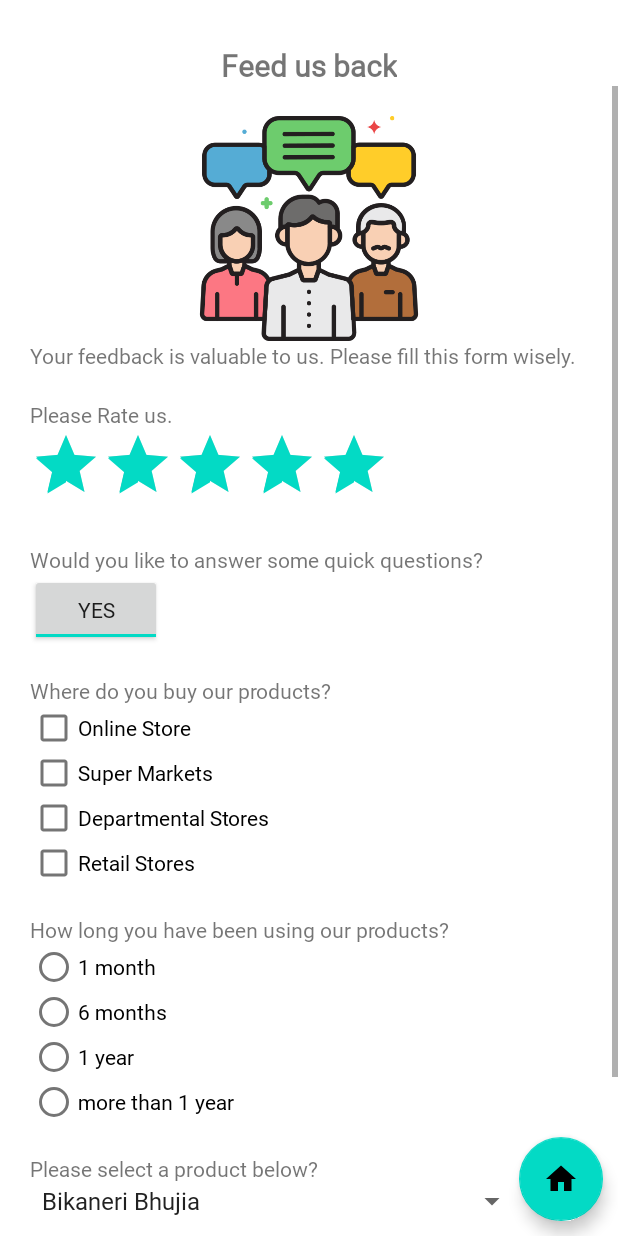
After one commit to nikitkhakholia/MobileApplications-MCA, an Android app: the InputControls screen opened directly, with no data from a screen before it, on a phone screen of 412 x 824 dp. The commit adds this screen. Run offline under Robolectric (Android 15) with nearby library versions, the phone set to English and light mode, and no system bars.

Commit message:
Lab 5 end

```diff
--- /dev/null
+++ b/app/src/main/java/com/example/lab2/BrandWebpage.java
@@ -0,0 +1,22 @@
+package com.example.lab2;
+
+import androidx.appcompat.app.AppCompatActivity;
+
+import android.os.Bundle;
+import android.webkit.WebSettings;
+import android.webkit.WebView;
+
+public class BrandWebpage extends AppCompatActivity {
+
+    @Override
+    protected void onCreate(Bundle savedInstanceState) {
+        super.onCreate(savedInstanceState);
+        setContentView(R.layout.activity_brand_webpage);
+
+        //        WebView
+        WebView view = findViewById(R.id.feedback_wv);
+        WebSettings webSettings = view.getSettings();
+        webSettings.setJavaScriptEnabled(true);
+        view.loadUrl("https://www.bikaji.com");
+    }
+}
--- /dev/null
+++ b/app/src/main/java/com/example/lab2/InputControls.java
@@ -0,0 +1,137 @@
+package com.example.lab2;
+
+import androidx.appcompat.app.AlertDialog;
+import androidx.appcompat.app.AppCompatActivity;
+
+import android.content.DialogInterface;
+import android.content.Intent;
+import android.os.Bundle;
+import android.util.Log;
+import android.view.View;
+import android.webkit.WebView;
+import android.widget.ArrayAdapter;
+import android.widget.Button;
+import android.widget.CheckBox;
+import android.widget.LinearLayout;
+import android.widget.RadioButton;
+import android.widget.RadioGroup;
+import android.widget.RatingBar;
+import android.widget.Spinner;
+import android.widget.Switch;
+import android.widget.Toast;
+import android.widget.ToggleButton;
+
+import com.google.android.material.floatingactionbutton.FloatingActionButton;
+import com.google.android.material.snackbar.Snackbar;
+
+import java.util.ArrayList;
+import java.util.Arrays;
+import java.util.List;
+
+public class InputControls extends AppCompatActivity {
+
+    @Override
+    protected void onCreate(Bundle savedInstanceState) {
+        super.onCreate(savedInstanceState);
+        setContentView(R.layout.activity_input_controls);
+
+
+//        FloatingActionButton
+        FloatingActionButton homeBtn = findViewById(R.id.fab_home);
+        homeBtn.setOnClickListener(v -> {
+//            Snackbar
+            Snackbar.make(findViewById(android.R.id.content).getRootView(), "Going to home", Snackbar.LENGTH_INDEFINITE)
+//                    .setAction("Action", null)
+                    .show();
+            finish();
+        });
+
+//        RatingBar
+        RatingBar ratingBar = findViewById(R.id.rating);
+        ratingBar.setRating(5);
+        ratingBar.setOnRatingBarChangeListener((ratingBar1, rating, fromUser) -> {
+            Snackbar.make(findViewById(R.id.inputcontrols), "Rated " + rating + " starts.", Snackbar.LENGTH_LONG)
+                    .show();
+        });
+
+//        ToggleButton
+        ToggleButton togBtn = findViewById(R.id.tog_btn);
+        LinearLayout linearLayout = findViewById(R.id.form);
+        togBtn.setOnClickListener(v -> {
+            if(togBtn.isChecked()){
+                linearLayout.setVisibility(View.VISIBLE);
+            }else{
+                linearLayout.setVisibility(View.GONE);
+            }
+        });
+//        CheckBox
+        CheckBox osChk = findViewById(R.id.chk_os);
+        CheckBox smChk = findViewById(R.id.chk_sm);
+        CheckBox dsChk = findViewById(R.id.chk_dm);
+        CheckBox rsChk = findViewById(R.id.chk_rs);
+
+
+//        RadioGroup/RadioButton
+        RadioGroup timeUsed = findViewById(R.id.time_rg);
+
+//        Spinner
+        Spinner productSpinner = findViewById(R.id.product_spinner);
+        List<String> products = new ArrayList<>();
+        products.add("Bikaneri Bhujia");
+        products.add("Tana Tan Aloo Bhujia");
+        products.add("Sidha Sadha Bhujia");
+        products.add("Boondi Bhujia");
+        products.add("Makhan Malai Bhujia");
+        products.add("Special Marwari Bhujia");
+        ArrayAdapter<String> dataAdapter = new ArrayAdapter<String>(this,
+                android.R.layout.simple_spinner_item, products);
+        dataAdapter.setDropDownViewResource(R.layout.custom_spinner);
+        productSpinner.setAdapter(dataAdapter);
+
+//        Switch
+        Switch aSwitch = findViewById(R.id.confirm);
+        aSwitch.setChecked(true);
+        Button button = findViewById(R.id.submit);
+        aSwitch.setOnCheckedChangeListener((buttonView, isChecked) -> {
+            if(isChecked){
+                button.setVisibility(View.VISIBLE);
+            }else{
+                button.setVisibility(View.GONE);
+            }
+        });
+        button.setOnClickListener(v -> {
+            Intent intent = new Intent(this, BrandWebpage.class);
+            startActivity(intent);
+            finish();
+        });
+    }
+
+    @Override
+    public void onBackPressed() {
+//        AlertDialog
+        AlertDialog.Builder builder = new AlertDialog.Builder(this);
+        builder.setMessage("Do you want to exit ?");
+        builder.setTitle("Alert !");
+        builder.setCancelable(false);
+        builder.setPositiveButton("Yes",
+                new DialogInterface
+                        .OnClickListener() {
+                    @Override
+                    public void onClick(DialogInterface dialog,
+                                        int which) {
+                        finish();
+                    }
+                });
+        builder.setNegativeButton("No",
+                new DialogInterface
+                        .OnClickListener() {
+                    @Override
+                    public void onClick(DialogInterface dialog,
+                                        int which) {
+                        dialog.cancel();
+                    }
+                });
+        AlertDialog alertDialog = builder.create();
+        alertDialog.show();
+    }
+}
--- a/app/src/main/java/com/example/lab2/MainActivity.java
+++ b/app/src/main/java/com/example/lab2/MainActivity.java
@@ -28,8 +28,12 @@ public class MainActivity extends AppCompatActivity {
         Button btn2 = findViewById(R.id.btn2);
         Button btn3 = findViewById(R.id.btn3);
         Button btn4 = findViewById(R.id.btn4);
+        Button btn5 = findViewById(R.id.btn5);
 
-
+        btn5.setOnClickListener(v->{
+            Intent i = new Intent(this, InputControls.class);
+            startActivity(i);
+        });
         btn4.setOnClickListener(v -> {
             Intent i  = new Intent(this, IntentsLab.class);
             startActivity(i);
--- /dev/null
+++ b/app/src/main/res/drawable/ic_baseline_home_24.xml
@@ -0,0 +1,5 @@
+<vector android:height="48dp" android:tint="#000000"
+    android:viewportHeight="24" android:viewportWidth="24"
+    android:width="48dp" xmlns:android="http://schemas.android.com/apk/res/android">
+    <path android:fillColor="@android:color/white" android:pathData="M10,20v-6h4v6h5v-8h3L12,3 2,12h3v8z"/>
+</vector>
--- /dev/null
+++ b/app/src/main/res/layout/activity_brand_webpage.xml
@@ -0,0 +1,13 @@
+<?xml version="1.0" encoding="utf-8"?>
+<androidx.constraintlayout.widget.ConstraintLayout xmlns:android="http://schemas.android.com/apk/res/android"
+    xmlns:app="http://schemas.android.com/apk/res-auto"
+    xmlns:tools="http://schemas.android.com/tools"
+    android:layout_width="match_parent"
+    android:layout_height="match_parent"
+    tools:context=".BrandWebpage">
+    <WebView
+        android:id="@+id/feedback_wv"
+        android:layout_width="match_parent"
+
+        android:layout_height="match_parent" />
+</androidx.constraintlayout.widget.ConstraintLayout>
--- /dev/null
+++ b/app/src/main/res/layout/activity_input_controls.xml
@@ -0,0 +1,175 @@
+<?xml version="1.0" encoding="utf-8"?>
+<androidx.constraintlayout.widget.ConstraintLayout xmlns:android="http://schemas.android.com/apk/res/android"
+    xmlns:app="http://schemas.android.com/apk/res-auto"
+    xmlns:tools="http://schemas.android.com/tools"
+    android:layout_width="match_parent"
+    android:layout_height="match_parent"
+    android:id="@+id/inputcontrols"
+    tools:context=".InputControls">
+
+    <com.google.android.material.floatingactionbutton.FloatingActionButton
+        android:layout_width="wrap_content"
+        android:layout_height="wrap_content"
+        app:layout_constraintBottom_toBottomOf="parent"
+        app:layout_constraintEnd_toEndOf="parent"
+        android:src="@drawable/ic_baseline_home_24"
+        android:id="@+id/fab_home"
+        android:layout_margin="10dp"/>
+    <LinearLayout
+        android:paddingTop="30dp"
+        android:layout_width="match_parent"
+        android:layout_height="match_parent"
+        android:orientation="vertical">
+        <TextView
+            android:layout_width="wrap_content"
+            android:layout_height="wrap_content"
+            android:text="Feed us back"
+            android:textStyle="bold"
+            android:textSize="20dp"
+            android:layout_gravity="center"
+            android:fontFamily="@font/font1"/>
+
+
+        <ScrollView
+            android:layout_width="match_parent"
+            android:layout_height="match_parent">
+            <LinearLayout
+                android:layout_width="match_parent"
+                android:layout_height="wrap_content"
+                android:padding="20dp"
+                android:orientation="vertical">
+
+                <ImageView
+                    android:layout_width="match_parent"
+                    android:layout_height="150dp"
+                    android:src="@drawable/feedback"/>
+                <TextView
+                    android:layout_width="wrap_content"
+                    android:layout_height="wrap_content"
+                    android:text="Your feedback is valuable to us. Please fill this form wisely."
+                    android:fontFamily="@font/font1"/>
+                <TextView
+                    android:layout_marginTop="20dp"
+                    android:layout_width="wrap_content"
+                    android:layout_height="wrap_content"
+                    android:text="Please Rate us."
+                    android:fontFamily="@font/font1"/>
+                <RatingBar
+                    android:id="@+id/rating"
+                    android:layout_width="wrap_content"
+                    android:layout_height="wrap_content"/>
+                <TextView
+                    android:layout_marginTop="20dp"
+                    android:layout_width="wrap_content"
+                    android:layout_height="wrap_content"
+                    android:text="Would you like to answer some quick questions?"
+                    android:fontFamily="@font/font1"/>
+
+                <ToggleButton
+                    android:id="@+id/tog_btn"
+                    android:layout_width="wrap_content"
+                    android:layout_height="wrap_content"
+                    android:checked="true"
+                    android:textOff="No"
+                    android:textOn="Yes" />
+
+                <LinearLayout
+                    android:layout_marginTop="20dp"
+                    android:id="@+id/form"
+                    android:orientation="vertical"
+                    android:layout_width="match_parent"
+                    android:layout_height="wrap_content">
+
+
+                    <TextView
+                        android:layout_width="wrap_content"
+                        android:layout_height="wrap_content"
+                        android:text="Where do you buy our products?"
+                        android:fontFamily="@font/font1"/>
+                    <CheckBox
+                        android:id="@+id/chk_os"
+                        android:layout_width="wrap_content"
+                        android:layout_height="30dp"
+                        android:text="Online Store"/>
+                    <CheckBox
+                        android:id="@+id/chk_sm"
+                        android:layout_width="wrap_content"
+                        android:layout_height="30dp"
+                        android:text="Super Markets"/>
+                    <CheckBox
+                        android:id="@+id/chk_dm"
+                        android:layout_width="wrap_content"
+                        android:layout_height="30dp"
+                        android:text="Departmental Stores"/>
+                    <CheckBox
+                        android:id="@+id/chk_rs"
+                        android:layout_width="wrap_content"
+                        android:layout_height="30dp"
+                        android:text="Retail Stores"/>
+
+                    <TextView
+                        android:layout_marginTop="20dp"
+                        android:layout_width="wrap_content"
+                        android:layout_height="wrap_content"
+                        android:text="How long you have been using our products?"
+                        android:fontFamily="@font/font1"/>
+
+                    <RadioGroup
+                        android:id="@+id/time_rg"
+                        android:layout_width="wrap_content"
+                        android:layout_height="wrap_content">
+
+                        <RadioButton
+                            android:layout_width="wrap_content"
+                            android:layout_height="30dp"
+                            android:text="1 month" />
+
+                        <RadioButton
+                            android:layout_width="wrap_content"
+                            android:layout_height="30dp"
+                            android:text="6 months" />
+
+                        <RadioButton
+                            android:layout_width="wrap_content"
+                            android:layout_height="30dp"
+                            android:text="1 year" />
+
+                        <RadioButton
+                            android:layout_width="wrap_content"
+                            android:layout_height="30dp"
+                            android:text="more than 1 year" />
+                    </RadioGroup>
+                    <TextView
+                        android:layout_marginTop="20dp"
+                        android:layout_width="wrap_content"
+                        android:layout_height="wrap_content"
+                        android:text="Please select a product below?"
+                        android:fontFamily="@font/font1"/>
+                    <Spinner
+                        android:layout_marginRight="40dp"
+                        android:id="@+id/product_spinner"
+                        android:layout_width="match_parent"
+                        android:layout_height="wrap_content"/>
+                    <TextView
+                        android:layout_marginTop="20dp"
+                        android:layout_width="wrap_content"
+                        android:layout_height="wrap_content"
+                        android:text="Bikaji would like to save this information."
+                        android:fontFamily="@font/font1"/>
+                    <Switch
+                        android:id="@+id/confirm"
+                        android:layout_width="wrap_content"
+                        android:layout_height="wrap_content"/>
+
+                    <Button
+                        android:layout_width="wrap_content"
+                        android:layout_height="wrap_content"
+                        android:layout_gravity="center"
+                        android:text="SUBMIT"
+                        android:id="@+id/submit"/>
+                </LinearLayout>
+
+            </LinearLayout>
+        </ScrollView>
+    </LinearLayout>
+</androidx.constraintlayout.widget.ConstraintLayout>
--- a/app/src/main/res/layout/activity_main.xml
+++ b/app/src/main/res/layout/activity_main.xml
@@ -60,6 +60,13 @@
            android:layout_gravity="center"
            android:id="@+id/btn4"
            />
+       <Button
+           android:layout_width="wrap_content"
+           android:layout_height="wrap_content"
+           android:text="Go #P6"
+           android:layout_gravity="center"
+           android:id="@+id/btn5"
+           />
 
    </LinearLayout>
 
--- /dev/null
+++ b/app/src/main/res/layout/custom_spinner.xml
@@ -0,0 +1,10 @@
+<?xml version="1.0" encoding="utf-8"?>
+<CheckedTextView xmlns:android="http://schemas.android.com/apk/res/android"
+    android:id="@android:id/text1"
+    android:singleLine="true"
+    android:layout_width="match_parent"
+    android:textSize="15dp"
+    android:gravity="center"
+    android:layout_height="30dp"
+    android:padding="5dp"
+    android:ellipsize="marquee"/>
```
Also changed, not shown: app/src/main/AndroidManifest.xml (+8 -0 lines), app/src/main/res/drawable-v24/feedback.png (added).
